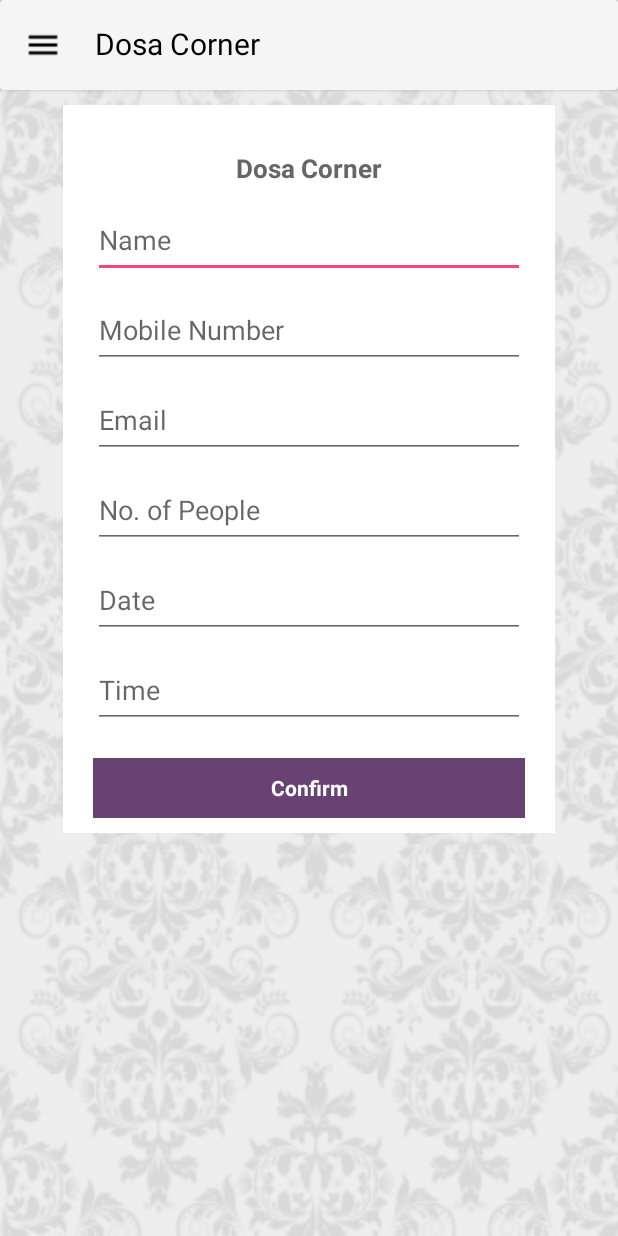
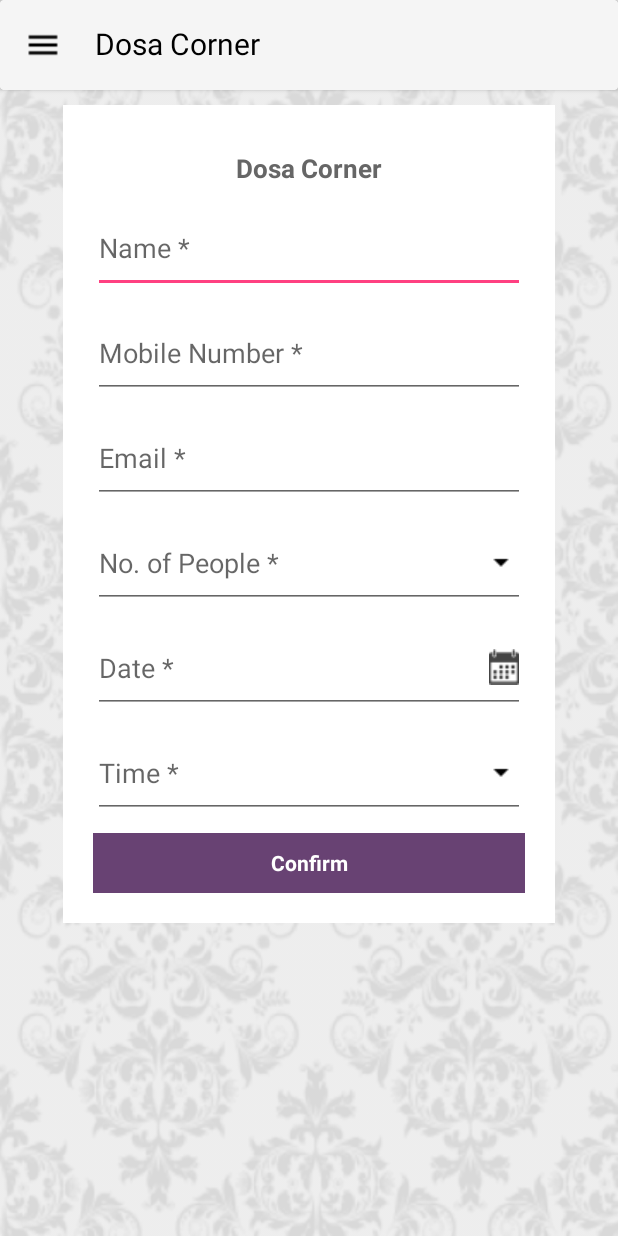
Before and after one commit to asvij03/DosaCorner, an Android app: the BookTableActivity screen opened directly, with no data from a screen before it, on a phone screen of 412 x 824 dp. Run offline under Robolectric (Android 15) with nearby library versions, the phone set to English and light mode, and no system bars.

Commit message:
Commit done on 28/4/2017

```diff
--- a/app/src/main/AndroidManifest.xml
+++ b/app/src/main/AndroidManifest.xml
@@ -65,6 +65,10 @@
         <activity
             android:name=".View.BookTableActivity"
             android:label="@string/title_activity_book_table"
+            android:theme="@style/AppTheme.NoActionBar" />
+        <activity
+            android:name=".View.MenuActivity"
+            android:label="@string/title_activity_menu"
             android:theme="@style/AppTheme.NoActionBar"></activity>
     </application>
 
--- a/app/src/main/res/layout/activity_book_table.xml
+++ b/app/src/main/res/layout/activity_book_table.xml
@@ -6,9 +6,11 @@
     android:layout_height="match_parent"
     android:background="@drawable/background_white"
     tools:context="com.hermitcrabs.dosacorner.View.BookTableActivity">
+
     <include
         android:id="@+id/aboutus_bar"
         layout="@layout/appbar_menu" />
+
 
 
         <LinearLayout
@@ -28,90 +30,96 @@
                 android:layout_gravity="center"
                 android:layout_marginBottom="10dp"
                 android:layout_marginTop="70dp"
+                android:background="@android:color/white"
+                android:orientation="vertical"
                 android:paddingLeft="20dp"
-        android:paddingRight="20dp"
-        android:background="@android:color/white"
-        android:orientation="vertical">
+                android:paddingRight="20dp">
 
                 <TextView
                     android:layout_width="match_parent"
                     android:layout_height="20dp"
+                    android:layout_marginBottom="15dp"
+                    android:layout_marginTop="30dp"
+                    android:gravity="center"
                     android:text="Dosa Corner"
                     android:textColor="#666666"
-            android:textStyle="bold"
                     android:textSize="17sp"
-            android:gravity="center"
-            android:layout_marginTop="30dp"
-            android:layout_marginBottom="15dp"/>
+                    android:textStyle="bold" />
 
                 <EditText
                     android:id="@+id/booktable_name"
                     android:layout_width="match_parent"
-            android:layout_height="50dp"
-            android:hint="Name"
-            android:inputType="text"
-            android:layout_marginBottom="10dp"/>
+                    android:layout_height="60dp"
+                    android:layout_marginBottom="10dp"
+                    android:hint="Name *"
+                    android:inputType="text" />
 
                 <EditText
                     android:id="@+id/booktable_number"
                     android:layout_width="match_parent"
-            android:layout_height="50dp"
-            android:hint="Mobile Number"
-            android:inputType="phone"
-            android:layout_marginBottom="10dp"/>
+                    android:layout_height="60dp"
+                    android:layout_marginBottom="10dp"
+                    android:hint="Mobile Number *"
+                    android:inputType="phone" />
 
                 <EditText
                     android:id="@+id/booktable_email"
                     android:layout_width="match_parent"
-            android:layout_height="50dp"
-            android:hint="Email"
-            android:inputType="textEmailAddress"
-            android:layout_marginBottom="10dp"/>
+                    android:layout_height="60dp"
+                    android:layout_marginBottom="10dp"
+                    android:hint="Email *"
+                    android:inputType="textEmailAddress" />
 
 
-        <EditText
+                <AutoCompleteTextView
                     android:id="@+id/booktable_no_of_ppl"
                     android:layout_width="match_parent"
-            android:layout_height="50dp"
-            android:hint="No. of People"
+                    android:layout_height="60dp"
+                    android:layout_marginBottom="10dp"
+                    android:hint="No. of People *"
+                    android:drawableRight="@drawable/arrow_drop_down"
                     android:inputType="number"
-            android:layout_marginBottom="10dp"/>
+                    />
 
                 <EditText
                     android:id="@+id/booktable_date"
                     android:layout_width="match_parent"
-            android:layout_height="50dp"
-            android:hint="Date"
+                    android:layout_height="60dp"
+                    android:layout_marginBottom="10dp"
+                    android:hint="Date *"
+                    android:drawableRight="@drawable/book_table"
                     android:inputType="date"
-            android:layout_marginBottom="10dp"/>
+                    android:onClick="" />
 
 
                 <EditText
                     android:id="@+id/booktable_time"
                     android:layout_width="match_parent"
-            android:layout_height="50dp"
-            android:hint="Time"
+                    android:layout_height="60dp"
+                    android:layout_marginBottom="10dp"
+                    android:hint="Time *"
+                    android:drawableRight="@drawable/arrow_drop_down"
                     android:inputType="time"
-            android:layout_marginBottom="20dp"/>
+                    android:onClick="" />
 
                 <TextView
                     android:id="@+id/booking_confirm_button"
                     android:layout_width="match_parent"
                     android:layout_height="40dp"
+                    android:layout_alignParentBottom="true"
+                    android:layout_marginBottom="20dp"
                     android:background="#684273"
+                    android:fontFamily="sans-serif"
+                    android:gravity="center"
                     android:text="Confirm"
-            android:gravity="center"
-            android:layout_marginBottom="10dp"
                     android:textColor="#ffffff"
                     android:textSize="14sp"
-            android:textStyle="bold"
-            android:fontFamily="sans-serif"
-            android:layout_alignParentBottom="true"
-             />
+                    android:textStyle="bold" />
 
 
             </LinearLayout>
 
         </LinearLayout>
 
+
 </RelativeLayout>
```
Also changed, not shown: app/build.gradle (+8 -0 lines), app/src/main/java/com/hermitcrabs/dosacorner/View/MenuActivity.java (added, +24 -0 lines), app/src/main/res/layout/activity_contact_us.xml (+9 -5 lines), app/src/main/res/layout/activity_menu.xml (added, +189 -0 lines), app/src/main/res/values/strings.xml (+26 -0 lines), app/src/main/res/drawable-v21/arrow_drop_down.png. Lines whose indentation alone changed are shown as unchanged.
